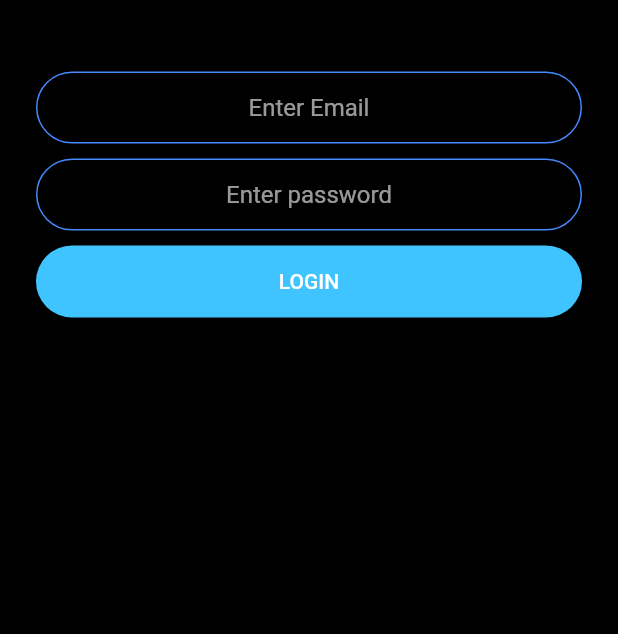
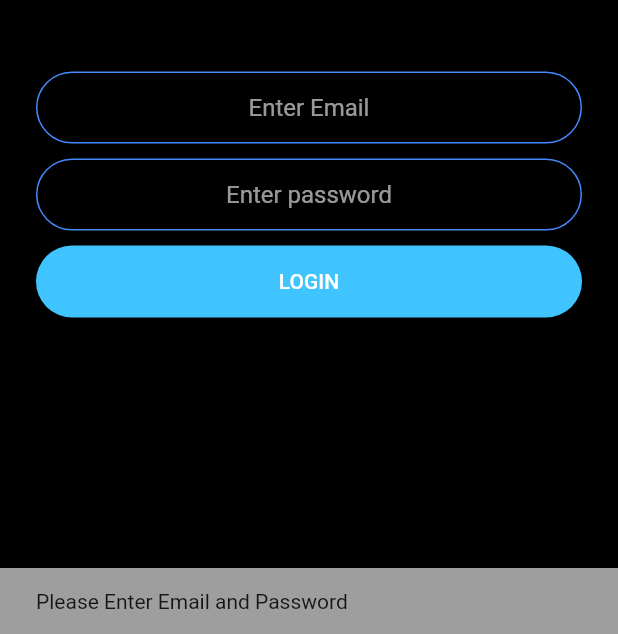
Before and after one commit to Yabish/chat-app-flutter, a Flutter app: the LoginScreen screen opened by its route, after a tap on "LOGIN", on a phone screen of 412 x 824 dp, the part 602-1236 px from its top. Run offline on Flutter 3.47's test engine with Material 2 defaults, Android fonts, the phone set to English and light mode, and no system bars; our stand-ins replace firebase_auth, firebase_core, google_fonts; accounts and stored records are empty.

Commit message:
firebase login  authentication ongoing

```diff
--- a/lib/screens/login_screen.dart
+++ b/lib/screens/login_screen.dart
@@ -1,6 +1,8 @@
 import 'package:chappu/components/button_layout.dart';
+import 'package:chappu/screens/chat_screen.dart';
 import 'package:chappu/utils/constants.dart';
 import 'package:flutter/material.dart';
+import 'package:firebase_auth/firebase_auth.dart';
 
 class LoginScreen extends StatefulWidget {
   static const String id = 'login_screen';
@@ -11,6 +13,10 @@ class LoginScreen extends StatefulWidget {
 }
 
 class _LoginScreenState extends State<LoginScreen> {
+  final _auth = FirebaseAuth.instance;
+  String email = '';
+  String password = '';
+
   @override
   Widget build(BuildContext context) {
     return Scaffold(
@@ -36,7 +42,9 @@ class _LoginScreenState extends State<LoginScreen> {
             ),
             TextField(
               textAlign: TextAlign.center,
-              onChanged: (value) {},
+              onChanged: (value) {
+                email = value;
+              },
               keyboardType: TextInputType.emailAddress,
               obscureText: false,
               decoration: kTextFieldDecoreation.copyWith(
@@ -48,7 +56,9 @@ class _LoginScreenState extends State<LoginScreen> {
             ),
             TextField(
               textAlign: TextAlign.center,
-              onChanged: (value) {},
+              onChanged: (value) {
+                password = value;
+              },
               obscureText: true,
               decoration: kTextFieldDecoreation.copyWith(
                 hintText: 'Enter password',
@@ -58,7 +68,40 @@ class _LoginScreenState extends State<LoginScreen> {
               tag: 'loginButton',
               child: ButtonLayout(
                 title: 'LOGIN',
-                onPress: () {},
+                onPress: () async {
+                  if (email != '' && password != '') {
+                    try {
+                      final UserCredential user =
+                          await _auth.signInWithEmailAndPassword(
+                        email: email,
+                        password: password,
+                      );
+
+                      print(' User-------- ${user.user?.uid}');
+
+                      if (user.user?.uid != null) {
+                        Navigator.pushNamed(context, ChatScreen.id);
+                      }
+                    } catch (e) {
+                      // setState(() {
+                      //   showSpinner = false;
+                      // });
+                      print('error $e');
+                      ScaffoldMessenger.of(context).showSnackBar(
+                        SnackBar(
+                          content: Text(e.toString()),
+                        ),
+                      );
+                    }
+                  } else {
+                    ScaffoldMessenger.of(context).showSnackBar(
+                      const SnackBar(
+                        content: Text("Please Enter Email and Password"),
+                        backgroundColor: Colors.grey,
+                      ),
+                    );
+                  }
+                },
                 color: Colors.lightBlueAccent,
               ),
             ),
--- a/lib/screens/register_screen.dart
+++ b/lib/screens/register_screen.dart
@@ -77,11 +77,17 @@ class _RegisterScreenState extends State<RegisterScreen> {
                         email: email,
                         password: password,
                       );
+                      // setState(() {
+                      //   showSpinner = false;
+                      // });
 
                       if (newUser.additionalUserInfo?.isNewUser == true) {
                         Navigator.pushNamed(context, ChatScreen.id);
                       }
                     } catch (e) {
+                      // setState(() {
+                      //   showSpinner = false;
+                      // });
                       print('error $e');
                       ScaffoldMessenger.of(context).showSnackBar(
                         SnackBar(
```
Also changed, not shown: lib/screens/chat_screen.dart (+45 -3 lines).
